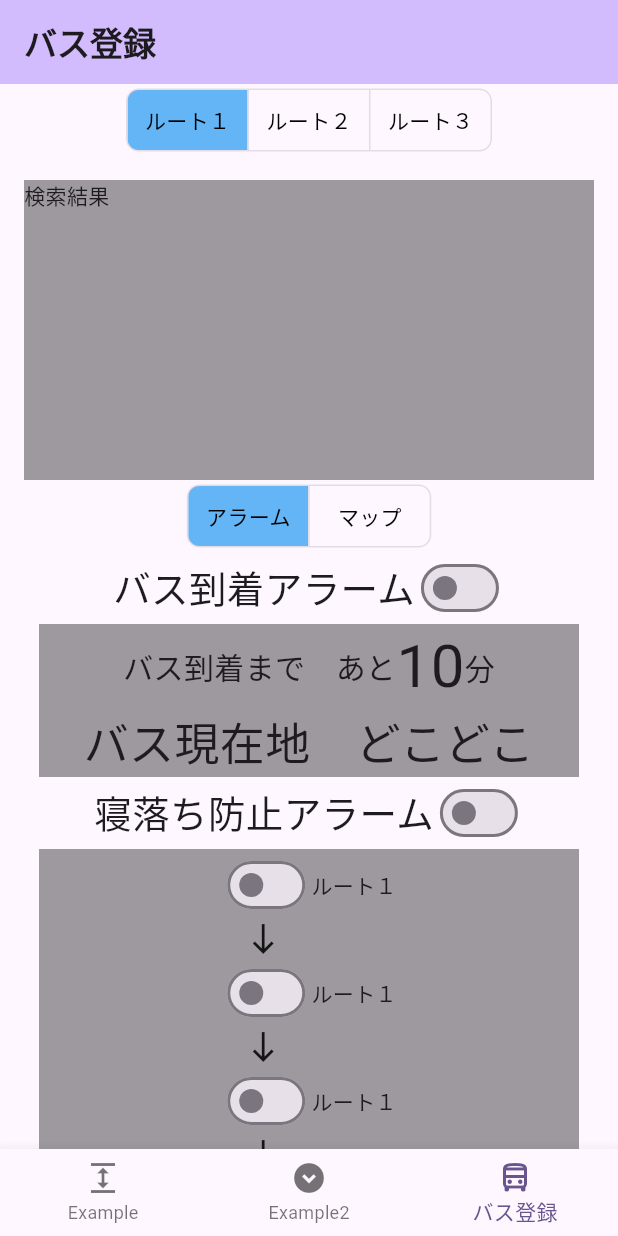
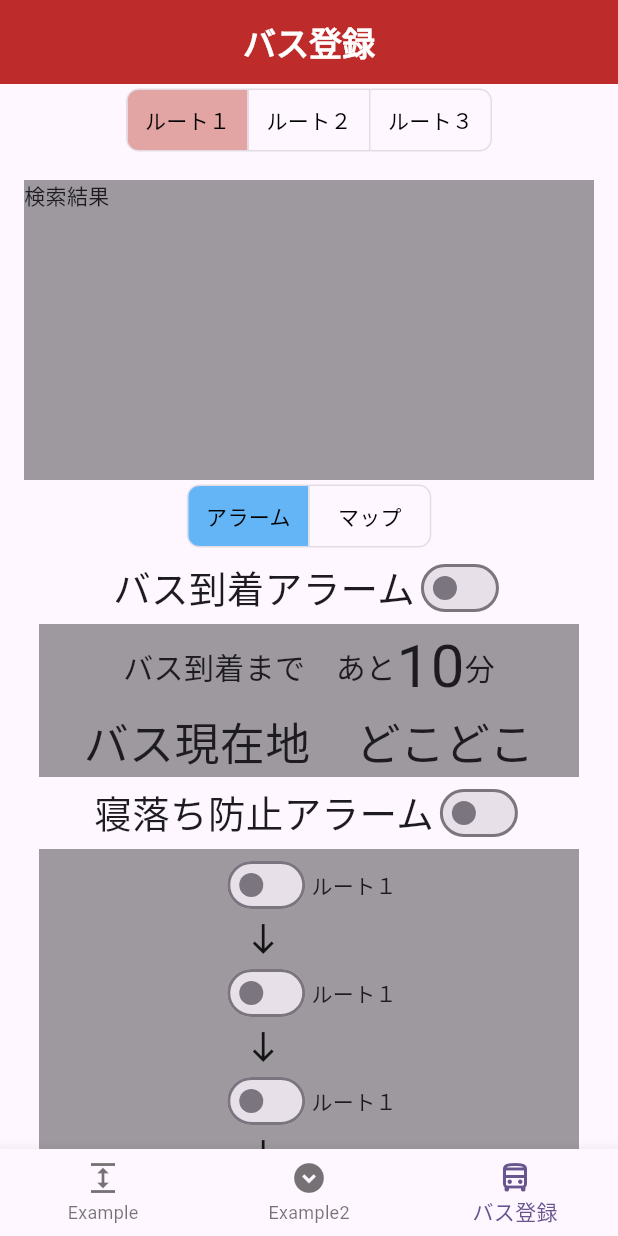
Before and after one commit to Yoshidagumi-group5/bus_app, a Flutter app: the screen it shows after launch, item 3 of the bottom bar chosen, on a phone screen of 412 x 824 dp. Run offline on Flutter 3.47's test engine with Material 3 defaults, Android fonts, the phone set to English and light mode, and no system bars; our stand-ins replace flutter_riverpod, hooks_riverpod.

Commit message:
ちょっと変更

```diff
--- a/lib/pages/bus_registration.dart
+++ b/lib/pages/bus_registration.dart
@@ -56,11 +56,16 @@ class BusRegistration extends ConsumerWidget {
 
     return Scaffold(
       appBar: AppBar(
-        title: const Text(
-          'バス登録',
-          style: TextStyle(fontWeight: FontWeight.bold),
+        title: const Center(
+          child: Text(
+            'バス登録',
+            style: TextStyle(
+              fontWeight: FontWeight.bold,
+              color: Colors.white,
+            ),
+          ),
         ),
-        backgroundColor: Theme.of(context).colorScheme.inversePrimary,
+        backgroundColor: const Color(0xFFBD2B2B),
       ),
       body: SingleChildScrollView(
         child: Column(
@@ -79,7 +84,7 @@ class BusRegistration extends ConsumerWidget {
               borderRadius: const BorderRadius.all(Radius.circular(8)),
               // selectedBorderColor: Colors.blue,
               selectedColor: Colors.black,
-              fillColor: Colors.blue[300],
+              fillColor: Color(0xFFE2A5A4),
               color: Colors.black,
               constraints: const BoxConstraints(
                 minHeight: 40.0,
```
